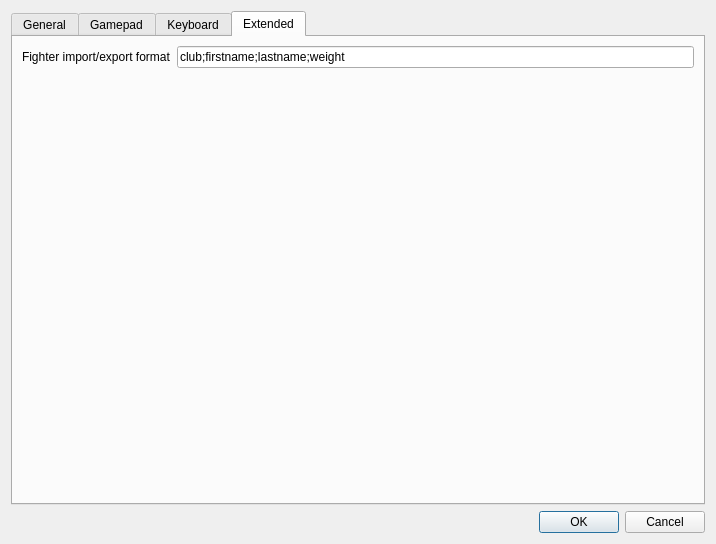
Before: the Qt Designer form base/SettingsDlg.ui in fmuecke/Ipponboard, drawn with Qt 5.
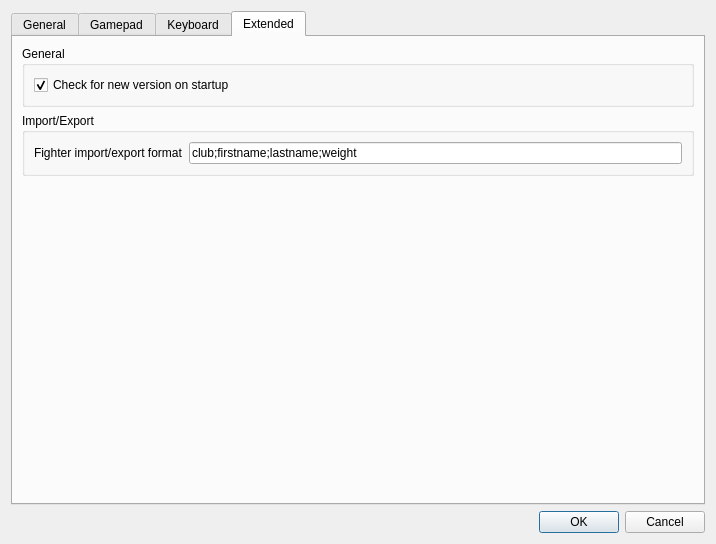
After: the same form once the commit is applied. The open tabs and pages were chosen to show the change. Icons and pictures are not drawn. Custom widgets are drawn as their Qt base class.

Commit message:
Making version check configurable
- configuration via settings
- can be triggered manually via menu action
- better markdown rendering for the changes

```diff
--- a/base/SettingsDlg.ui
+++ b/base/SettingsDlg.ui
@@ -1597,8 +1597,33 @@
       <attribute name="title">
        <string>Extended</string>
       </attribute>
-      <layout class="QFormLayout" name="formLayout">
-       <item row="0" column="0">
+      <layout class="QVBoxLayout" name="verticalLayout_5">
+       <item>
+        <widget class="QGroupBox" name="groupBox_General">
+         <property name="title">
+          <string>General</string>
+         </property>
+         <layout class="QVBoxLayout" name="verticalLayout_3">
+          <item>
+           <widget class="QCheckBox" name="checkBox_checkVersionOnStartup">
+            <property name="text">
+             <string>Check for new version on startup</string>
+            </property>
+            <property name="checked">
+             <bool>true</bool>
+            </property>
+           </widget>
+          </item>
+         </layout>
+        </widget>
+       </item>
+       <item>
+        <widget class="QGroupBox" name="groupBox_ImportExport">
+         <property name="title">
+          <string>Import/Export</string>
+         </property>
+         <layout class="QHBoxLayout" name="horizontalLayout_13">
+          <item>
         <widget class="QLabel" name="label">
          <property name="toolTip">
           <string>Format specifier for fighter import and export</string>
@@ -1608,7 +1633,7 @@
          </property>
         </widget>
        </item>
-       <item row="0" column="1">
+          <item>
         <widget class="QLineEdit" name="lineEdit_dataExchangeFormat">
          <property name="text">
           <string>club;firstname;lastname;weight</string>
@@ -1617,6 +1642,22 @@
        </item>
       </layout>
      </widget>
+       </item>
+       <item>
+        <spacer name="verticalSpacer_2">
+         <property name="orientation">
+          <enum>Qt::Orientation::Vertical</enum>
+         </property>
+         <property name="sizeHint" stdset="0">
+          <size>
+           <width>20</width>
+           <height>40</height>
+          </size>
+         </property>
+        </spacer>
+       </item>
+      </layout>
+     </widget>
     </widget>
    </item>
    <item>
```
Left out of the diff: 1 changed line with no effect on the pictures. Lines whose indentation alone changed are shown as unchanged. The commit also changes 10 other files.
